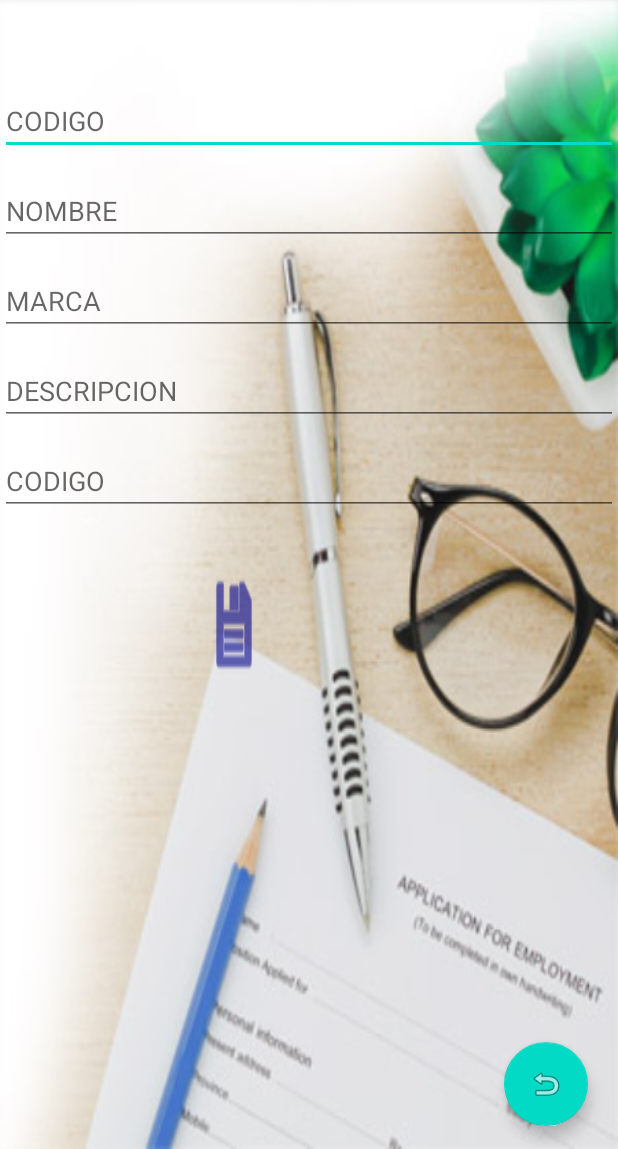
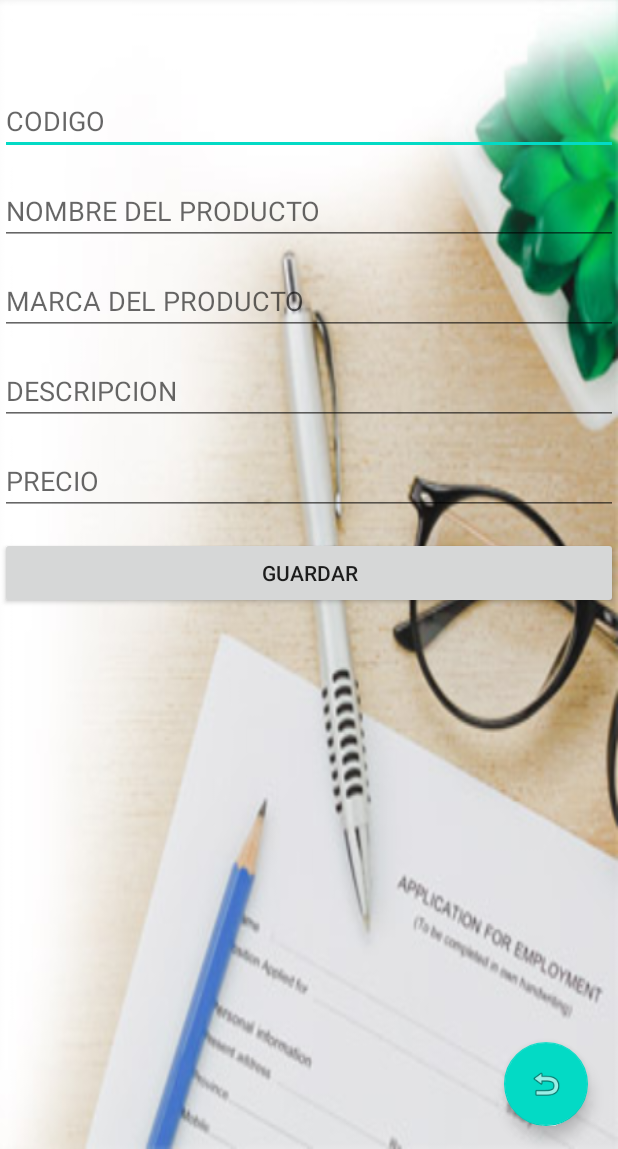
Before and after one commit to ronalvarado/CalculadoraBasica-D, an Android app: the agregar_producto screen opened directly, with no data from a screen before it, on a phone screen of 412 x 824 dp, the part 87-1236 px from its top. Run offline under Robolectric (Android 15) with nearby library versions, the phone set to English and light mode, and no system bars.

Commit message:
segumiento tienda

```diff
--- a/app/src/main/java/diana/orrego/calculadorabasica_d/MainActivity.java
+++ b/app/src/main/java/diana/orrego/calculadorabasica_d/MainActivity.java
@@ -85,13 +85,13 @@ public class MainActivity extends Activity {
             try {
                 jsonObject = new JSONObject(s);
                 datosJSON = jsonObject.getJSONArray("rows");
-                mostrarDatosPersona();
+                mostrarDatosProducto();
             } catch (Exception ex) {
                 Toast.makeText(MainActivity.this, "Error la parsear los datos: " + ex.getMessage(), Toast.LENGTH_LONG).show();
             }
         }
     }
-    private void mostrarDatosPersona(){
+    private void mostrarDatosProducto(){
         ListView ltsProductos = findViewById(R.id.ltsTiendaCouchDB);
         try {
             final ArrayList<String> arrayList = new ArrayList<>();
--- a/app/src/main/res/layout/activity_agregar_producto.xml
+++ b/app/src/main/res/layout/activity_agregar_producto.xml
@@ -17,13 +17,13 @@
         android:id="@+id/txtNombreProducto"
         android:layout_marginTop="120dp"
         android:layout_width="match_parent"
-        android:hint="NOMBRE"
+        android:hint="NOMBRE DEL PRODUCTO"
         android:layout_height="wrap_content"/>
     <EditText
         android:id="@+id/txtMarcaProducto"
         android:layout_marginTop="180dp"
         android:layout_width="match_parent"
-        android:hint="MARCA"
+        android:hint="MARCA DEL PRODUCTO"
         android:layout_height="wrap_content"/>
     <EditText
         android:id="@+id/txtDescripcionProducto"
@@ -32,19 +32,18 @@
         android:hint="DESCRIPCION"
         android:layout_height="wrap_content"/>
     <EditText
-        android:id="@+id/txtDuiPersona"
+        android:id="@+id/txtPrecio"
         android:layout_marginTop="300dp"
         android:layout_width="match_parent"
-        android:hint="CODIGO"
+        android:hint="PRECIO"
         android:layout_height="wrap_content"/>
 
-    <com.google.android.material.button.MaterialButton
+    <Button
         android:id="@+id/btnGuardarProducto"
-        android:layout_width="wrap_content"
-        android:layout_height="76dp"
-        android:layout_marginLeft="140dp"
-        android:layout_marginTop="380dp"
-        android:background="@android:drawable/ic_menu_save" />
+        android:layout_width="match_parent"
+        android:layout_height="wrap_content"
+        android:layout_marginTop="360dp"
+        android:text="Guardar"/>
     <com.google.android.material.floatingactionbutton.FloatingActionButton
         android:id="@+id/btnMostrarProducto"
         android:src="@android:drawable/ic_menu_revert"
```
Also changed, not shown: app/src/main/java/diana/orrego/calculadorabasica_d/agregar_producto.java (+75 -8 lines).
